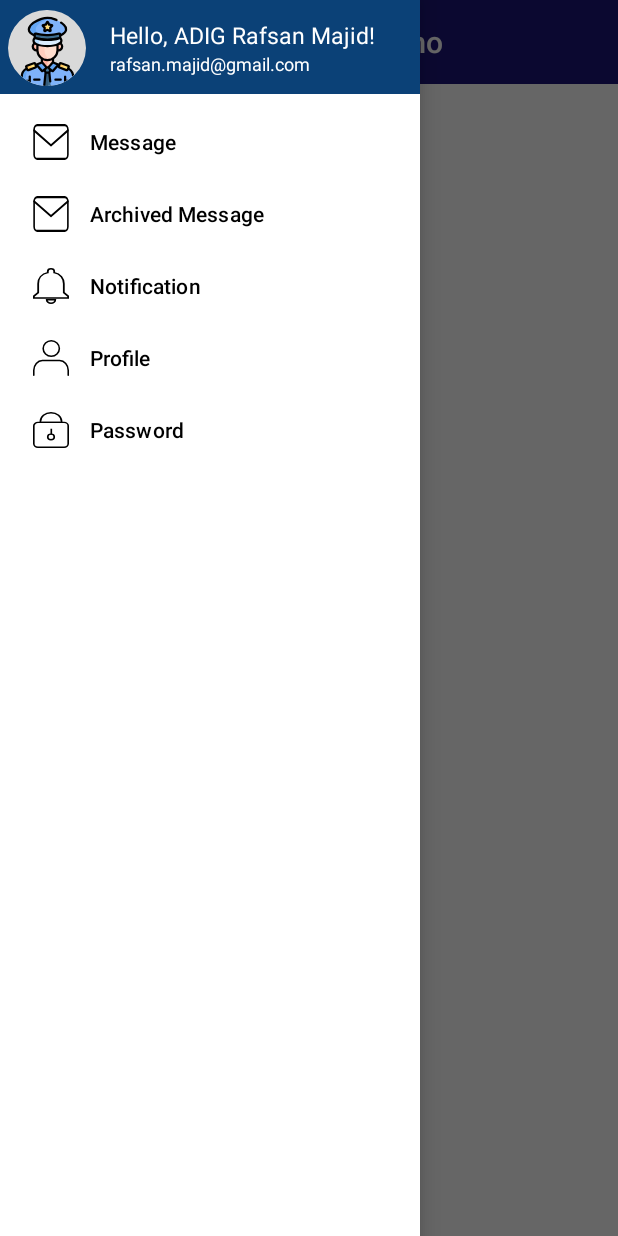
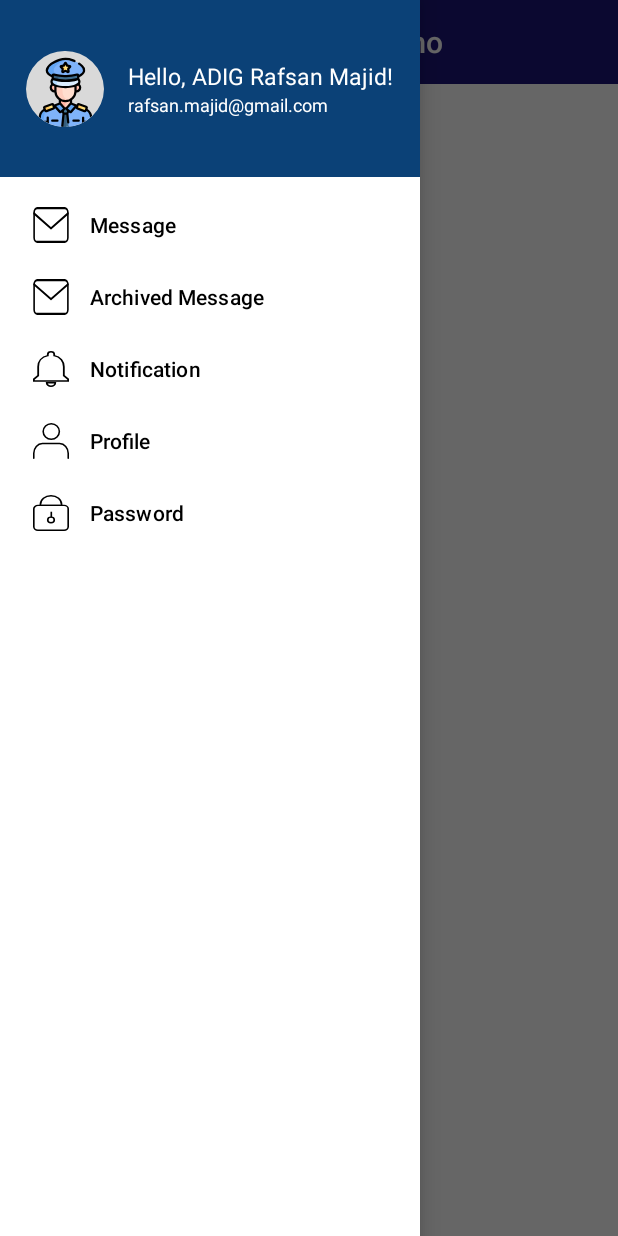
Before and after one commit to NaimAsSakib/Navigation_Drawer, an Android app: the screen it shows after launch (MainActivity), with the side drawer open, on a phone screen of 412 x 824 dp. Run offline under Robolectric (Android 15) with nearby library versions, the phone set to English and light mode, and no system bars.

Commit message:
Navigation Drawer & item listener

```diff
--- a/app/src/main/res/layout/menuheader.xml
+++ b/app/src/main/res/layout/menuheader.xml
@@ -1,18 +1,29 @@
 <?xml version="1.0" encoding="utf-8"?>
 <androidx.constraintlayout.widget.ConstraintLayout xmlns:android="http://schemas.android.com/apk/res/android"
     android:layout_width="match_parent"
-    android:layout_height="match_parent"
+    android:layout_height="118dp"
     android:padding="5dp"
     android:background="#0b4177"
     xmlns:app="http://schemas.android.com/apk/res-auto">
+
+    <LinearLayout
+        android:id="@+id/layoutLinear1"
+        android:layout_width="match_parent"
+        android:layout_height="match_parent"
+        android:orientation="horizontal"
+        android:gravity="center"
+        app:layout_constraintStart_toStartOf="parent"
+        app:layout_constraintEnd_toEndOf="parent"
+        app:layout_constraintTop_toTopOf="parent"
+        app:layout_constraintBottom_toBottomOf="parent">
 
         <ImageView
             android:id="@+id/ivMHeader"
             android:layout_width="wrap_content"
             android:layout_height="wrap_content"
             android:src="@drawable/ic_menu_logo_police"
-        app:layout_constraintTop_toTopOf="parent"
-        app:layout_constraintStart_toStartOf="parent"
+            app:layout_constraintTop_toTopOf="@+id/layoutLinear1"
+            app:layout_constraintStart_toStartOf="@+id/layoutLinear1"
             />
         <LinearLayout
             android:id="@+id/layoutLinear"
@@ -40,4 +51,8 @@
 
         </LinearLayout>
 
+    </LinearLayout>
+
+
+
 </androidx.constraintlayout.widget.ConstraintLayout>
```
Lines whose indentation alone changed are shown as unchanged.
